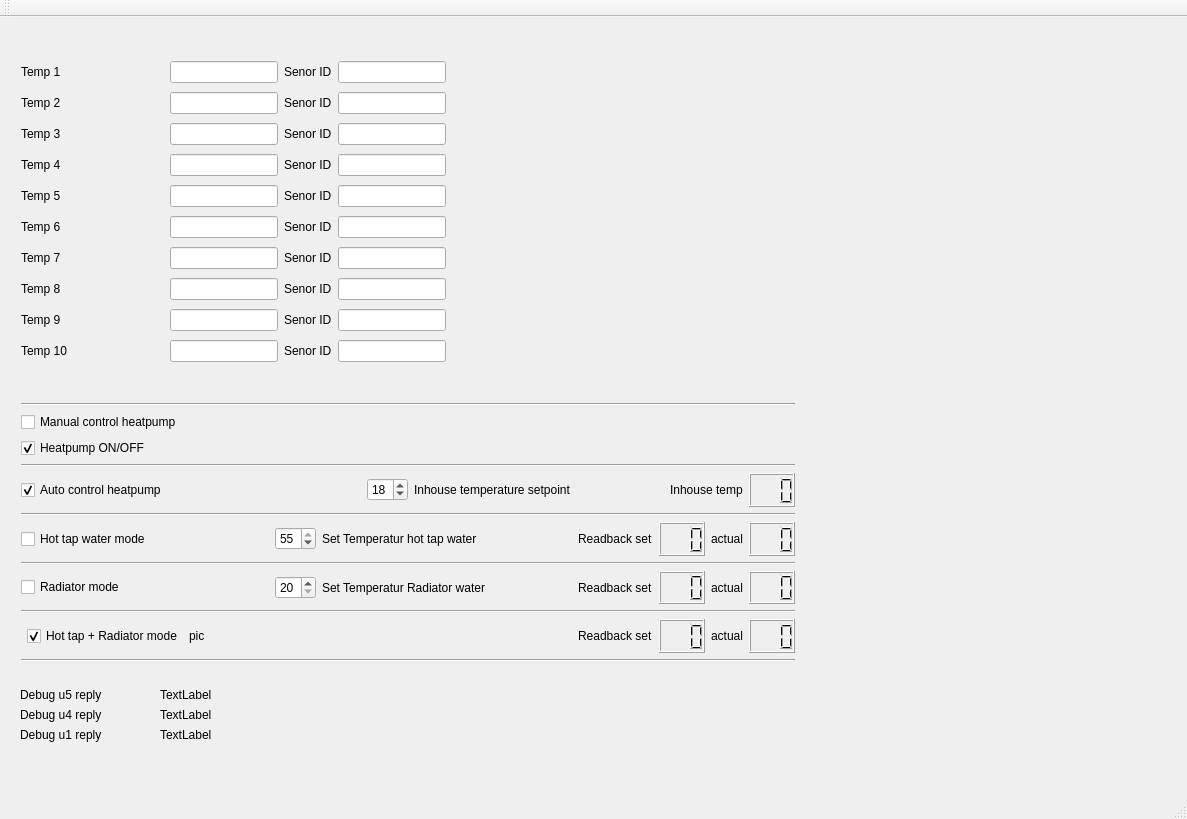
ollewelin/Raspberry-pi-QT-GUI-with-DS18B20-temperature-sensor-and-PID-controller, file mainwindow.ui: the form before one commit.
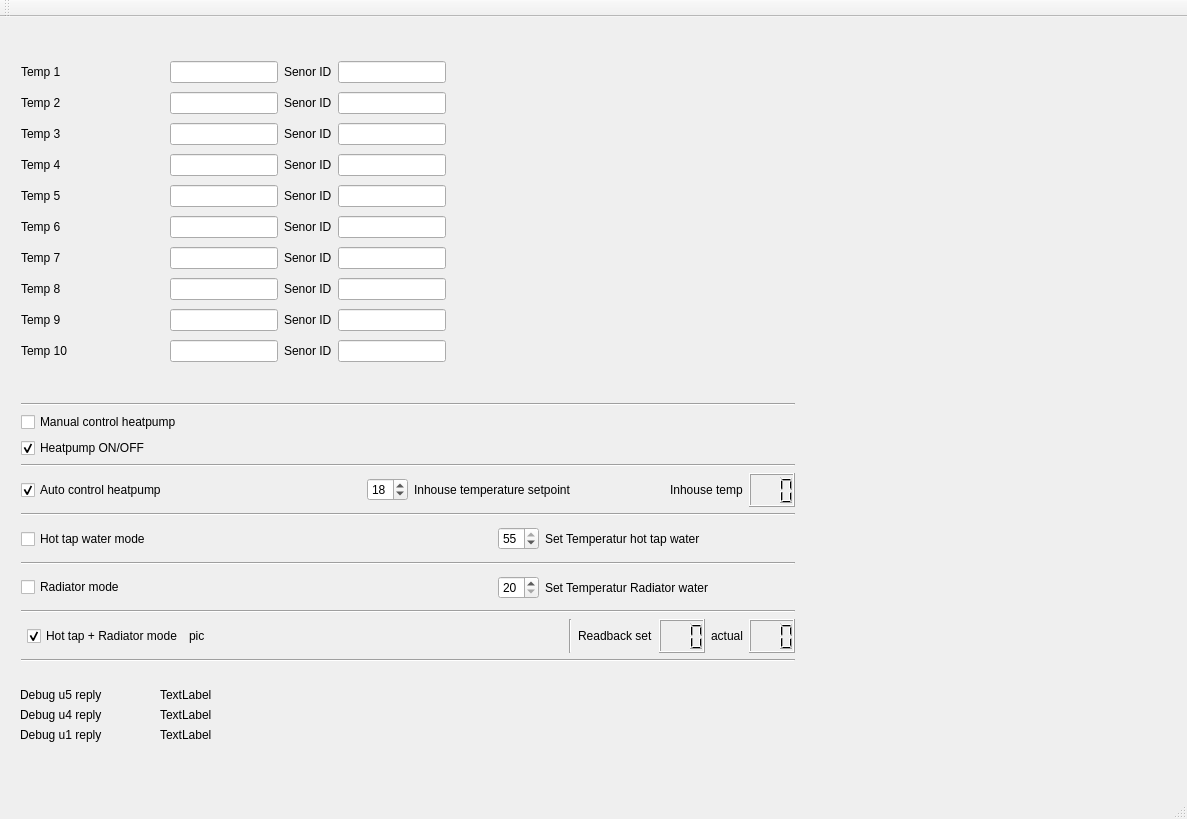
The form after the commit.

Patch:
```diff
--- a/mainwindow.ui
+++ b/mainwindow.ui
@@ -657,34 +657,6 @@
          </item>
         </layout>
        </item>
-       <item>
-        <widget class="QLabel" name="label_24">
-         <property name="text">
-          <string>Readback set</string>
-         </property>
-        </widget>
-       </item>
-       <item>
-        <widget class="QLCDNumber" name="lcdNumber_hotwater_cmd">
-         <property name="digitCount">
-          <number>3</number>
-         </property>
-        </widget>
-       </item>
-       <item>
-        <widget class="QLabel" name="label_27">
-         <property name="text">
-          <string>actual</string>
-         </property>
-        </widget>
-       </item>
-       <item>
-        <widget class="QLCDNumber" name="lcdNumber_hotwater_actual">
-         <property name="digitCount">
-          <number>3</number>
-         </property>
-        </widget>
-       </item>
       </layout>
      </item>
      <item>
@@ -749,34 +721,6 @@
          </item>
         </layout>
        </item>
-       <item>
-        <widget class="QLabel" name="label_25">
-         <property name="text">
-          <string>Readback set</string>
-         </property>
-        </widget>
-       </item>
-       <item>
-        <widget class="QLCDNumber" name="lcdnumber_hot_cmd">
-         <property name="digitCount">
-          <number>3</number>
-         </property>
-        </widget>
-       </item>
-       <item>
-        <widget class="QLabel" name="label_26">
-         <property name="text">
-          <string>actual</string>
-         </property>
-        </widget>
-       </item>
-       <item>
-        <widget class="QLCDNumber" name="lcdnumber_hot_actual">
-         <property name="digitCount">
-          <number>3</number>
-         </property>
-        </widget>
-       </item>
       </layout>
      </item>
      <item>
@@ -825,6 +769,13 @@
          </property>
         </spacer>
        </item>
+       <item>
+        <widget class="Line" name="line_8">
+         <property name="orientation">
+          <enum>Qt::Vertical</enum>
+         </property>
+        </widget>
+       </item>
        <item>
         <widget class="QLabel" name="label_29">
          <property name="text">
```
